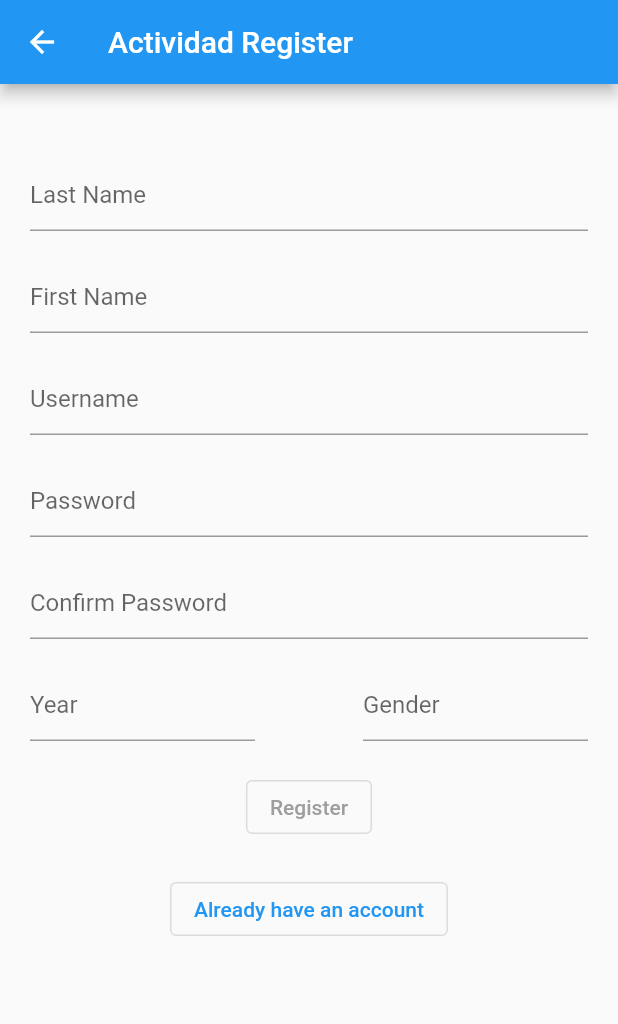
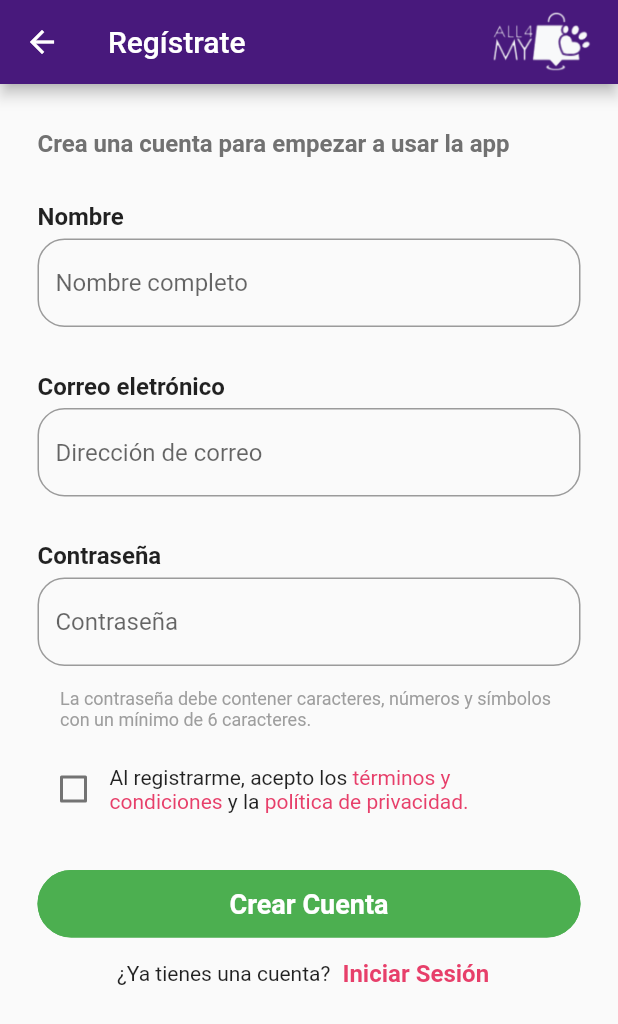
Before and after one commit to 203429/programacion_movil, a Flutter app: the Register screen opened directly, on a phone screen of 412 x 824 dp. Shown: the top 1024 px of the screen. Run offline on Flutter 3.47's test engine with Material 2 defaults, Android fonts, the phone set to English and light mode, and no system bars; our stand-ins replace font_awesome_flutter.

Commit message:
register view updated

```diff
--- a/lib/pages/register.dart
+++ b/lib/pages/register.dart
@@ -1,15 +1,34 @@
 import 'package:flutter/material.dart';
 
-class Register extends StatelessWidget {
+class Register extends StatefulWidget {
   const Register({super.key});
 
   @override
+  State<Register> createState() => _RegisterState();
+}
+
+class _RegisterState extends State<Register> {
+  bool _isChecked = false;
+  @override
   Widget build(BuildContext context) {
     return Scaffold(
-      appBar: AppBar(title: const Text("Actividad Register")),
+      appBar: AppBar(
+        title: Row(
+          mainAxisAlignment: MainAxisAlignment.spaceBetween,
+          children: [
+            const Text("Regístrate"),
+            Image.asset(
+              "assets/images/mini_logo.png",
+              width: 70,
+              height: 70,
+            ),
+          ],
+        ),
+        backgroundColor: const Color(0xff48197c),
+      ),
       body: Center(
         child: Padding(
-          padding: const EdgeInsets.only(left: 20, right: 20),
+          padding: const EdgeInsets.only(left: 25, right: 25),
           child: LayoutBuilder(
             builder:
                 (BuildContext context, BoxConstraints viewportConstraints) {
@@ -19,93 +38,152 @@ class Register extends StatelessWidget {
                     minHeight: viewportConstraints.maxHeight,
                   ),
                   child: Padding(
-                    padding: const EdgeInsets.only(top: 50),
+                    padding: const EdgeInsets.only(top: 30),
                     child: Column(
+                      crossAxisAlignment: CrossAxisAlignment.start,
                       children: [
-                        const TextField(
-                          decoration: InputDecoration(
-                            hintText: ('Last Name'),
-                          ),
-                        ),
                         const Padding(
-                          padding: EdgeInsets.only(top: 20),
-                          child: TextField(
-                            decoration: InputDecoration(
-                              hintText: ('First Name'),
+                          padding: EdgeInsets.only(bottom: 30),
+                          child: Text(
+                            "Crea una cuenta para empezar a usar la app",
+                            style: TextStyle(
+                              fontWeight: FontWeight.bold,
+                              fontSize: 16,
+                              color: Color.fromARGB(255, 113, 113, 113),
                             ),
                           ),
                         ),
                         const Padding(
-                          padding: EdgeInsets.only(top: 20),
-                          child: TextField(
+                          padding: EdgeInsets.only(bottom: 5),
+                          child: Text(
+                            "Nombre",
+                            style: TextStyle(
+                                fontWeight: FontWeight.bold, fontSize: 16),
+                          ),
+                        ),
+                        TextField(
                           decoration: InputDecoration(
-                              hintText: ('Username'),
+                            border: OutlineInputBorder(
+                              borderRadius: BorderRadius.circular(18),
+                            ),
+                            hintText: ('Nombre completo'),
+                          ),
+                        ),
+                        const Padding(
+                          padding: EdgeInsets.only(top: 30, bottom: 5),
+                          child: Text(
+                            "Correo eletrónico",
+                            style: TextStyle(
+                                fontWeight: FontWeight.bold, fontSize: 16),
+                          ),
+                        ),
+                        TextField(
+                          decoration: InputDecoration(
+                            border: OutlineInputBorder(
+                              borderRadius: BorderRadius.circular(18),
+                            ),
+                            hintText: ('Dirección de correo'),
+                          ),
+                        ),
+                        const Padding(
+                          padding: EdgeInsets.only(top: 30, bottom: 5),
+                          child: Text(
+                            "Contraseña",
+                            style: TextStyle(
+                                fontWeight: FontWeight.bold, fontSize: 16),
+                          ),
+                        ),
+                        TextField(
+                          obscureText: true,
+                          decoration: InputDecoration(
+                            border: OutlineInputBorder(
+                              borderRadius: BorderRadius.circular(18),
+                            ),
+                            hintText: ('Contraseña'),
+                          ),
+                        ),
+                        const Padding(
+                          padding: EdgeInsets.all(15),
+                          child: Text(
+                            "La contraseña debe contener caracteres, números y símbolos con un mínimo de 6 caracteres.",
+                            style: TextStyle(fontSize: 12, color: Colors.grey),
+                          ),
+                        ),
+                        Row(
+                          children: [
+                            Checkbox(
+                              value: _isChecked,
+                              onChanged: (value) {
+                                setState(() {
+                                  _isChecked = value!;
+                                });
+                              },
+                            ),
+                            SizedBox(
+                              width: MediaQuery.of(context).size.width * 0.70,
+                              child: RichText(
+                                text: TextSpan(
+                                  text: "Al registrarme, acepto los ",
+                                  style: DefaultTextStyle.of(context).style,
+                                  children: const <TextSpan>[
+                                    TextSpan(
+                                        text: "términos y condiciones",
+                                        style: TextStyle(color: Color(0xffe73f6a))),
+                                    TextSpan(
+                                        text: " y la "),
+                                    TextSpan(
+                                        text: "política de privacidad.",
+                                        style: TextStyle(color: Color(0xffe73f6a))),
+                                  ],
                                 ),
                               ),
                             ),
-                        const Padding(
-                          padding: EdgeInsets.only(top: 20),
-                          child: TextField(
-                            decoration: InputDecoration(
-                              hintText: ('Password'),
+                          ],
+                        ),
+                        Padding(
+                          padding: const EdgeInsets.only(top: 30),
+                          child: SizedBox(
+                            width: double.infinity,
+                            height: 45,
+                            child: OutlinedButton(
+                              style: OutlinedButton.styleFrom(
+                                backgroundColor: Colors.green,
+                                shape: (RoundedRectangleBorder(
+                                  borderRadius: BorderRadius.circular(25),
+                                )),
+                                side: const BorderSide(
+                                  width: 2,
+                                  color: Colors.green,
+                                ),
+                              ),
+                              child: const Text(
+                                "Crear Cuenta",
+                                style: TextStyle(
+                                  fontSize: 18,
+                                  fontWeight: FontWeight.bold,
+                                  color: Colors.white,
+                                ),
+                              ),
+                              onPressed: () {},
                             ),
                           ),
                         ),
-                        const Padding(
-                          padding: EdgeInsets.only(top: 20),
-                          child: TextField(
-                            decoration: InputDecoration(
-                              hintText: ('Confirm Password'),
+                        Row(
+                          mainAxisAlignment: MainAxisAlignment.center,
+                          children: <Widget>[
+                            const Text("¿Ya tienes una cuenta?"),
+                            TextButton(
+                              onPressed: () {},
+                              child: const Text(
+                                'Iniciar Sesión',
+                                style: TextStyle(
+                                    fontSize: 16,
+                                    fontWeight: FontWeight.bold,
+                                    color: Color(0xffe73f6a)),
                               ),
                             ),
-                        ),
-                        Padding(
-                          padding: const EdgeInsets.only(bottom: 20),
-                          child: Row(
-                            mainAxisAlignment: MainAxisAlignment.spaceBetween,
-                            children: const [
-                              SizedBox(
-                                width: 150,
-                                child: Padding(
-                                  padding: EdgeInsets.only(top: 20),
-                                  child: TextField(
-                                    decoration: InputDecoration(
-                                      hintText: ('Year'),
-                                    ),
-                                  ),
-                                ),
-                              ),
-                              SizedBox(
-                                width: 150,
-                                child: Padding(
-                                  padding: EdgeInsets.only(top: 20),
-                                  child: TextField(
-                                    decoration: InputDecoration(
-                                      hintText: ('Gender'),
-                                    ),
-                                  ),
-                                ),
+                          ],
                         )
-                            ],
-                          ),
-                        ),
-                        OutlinedButton(
-                          style: ButtonStyle(
-                            foregroundColor:
-                                MaterialStateProperty.all<Color>(Colors.grey),
-                          ),
-                          onPressed: () {},
-                          child: const Text('Register'),
-                        ),
-                        Padding(
-                          padding: const EdgeInsets.only(top: 20),
-                          child: OutlinedButton(
-                            onPressed: () {
-                              Navigator.pop(context);
-                            },
-                            child: const Text('Already have an account'),
-                          ),
-                        ),
                       ],
                     ),
                   ),
--- a/lib/screens/splash_view.dart
+++ b/lib/screens/splash_view.dart
@@ -1,5 +1,6 @@
 import 'package:flutter/material.dart';
 import 'package:font_awesome_flutter/font_awesome_flutter.dart';
+import 'package:my_first_app/pages/register.dart';
 
 class SplashView extends StatefulWidget {
   const SplashView({super.key});
@@ -88,7 +89,12 @@ class _SplashViewState extends State<SplashView> {
                       color: Color(0xff65686e),
                     ),
                   ),
-                  onPressed: () {},
+                  onPressed: () {
+                    Navigator.push(
+                      context,
+                      MaterialPageRoute(builder: (context) => const Register()),
+                    );
+                  },
                   label: const Text(
                     'Registrarse con e-mail',
                     style: TextStyle(fontWeight: FontWeight.bold, fontSize: 16),
```
Also changed, not shown: assets/images/mini_logo.png (added). Lines whose indentation alone changed are shown as unchanged.
